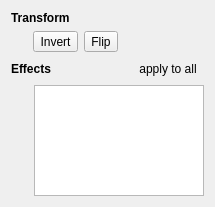
The window that items/PictureProperties.ui (enricoros/fotowall) describes before a commit, drawn with Qt 5.
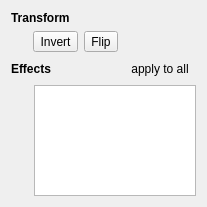
The same window after the commit. Icons and pictures are not drawn.

Diff of the .ui file:
```diff
--- a/items/PictureProperties.ui
+++ b/items/PictureProperties.ui
@@ -6,7 +6,7 @@
    <rect>
     <x>0</x>
     <y>0</y>
-    <width>215</width>
+    <width>207</width>
     <height>207</height>
    </rect>
   </property>
@@ -145,7 +145,7 @@
         <enum>QAbstractItemView::ScrollPerPixel</enum>
        </property>
        <property name="viewMode">
-        <enum>QListView::IconMode</enum>
+        <enum>QListView::ListMode</enum>
        </property>
       </widget>
      </item>
```
Left out of the diff: 9 changed lines with no effect on the pictures.
